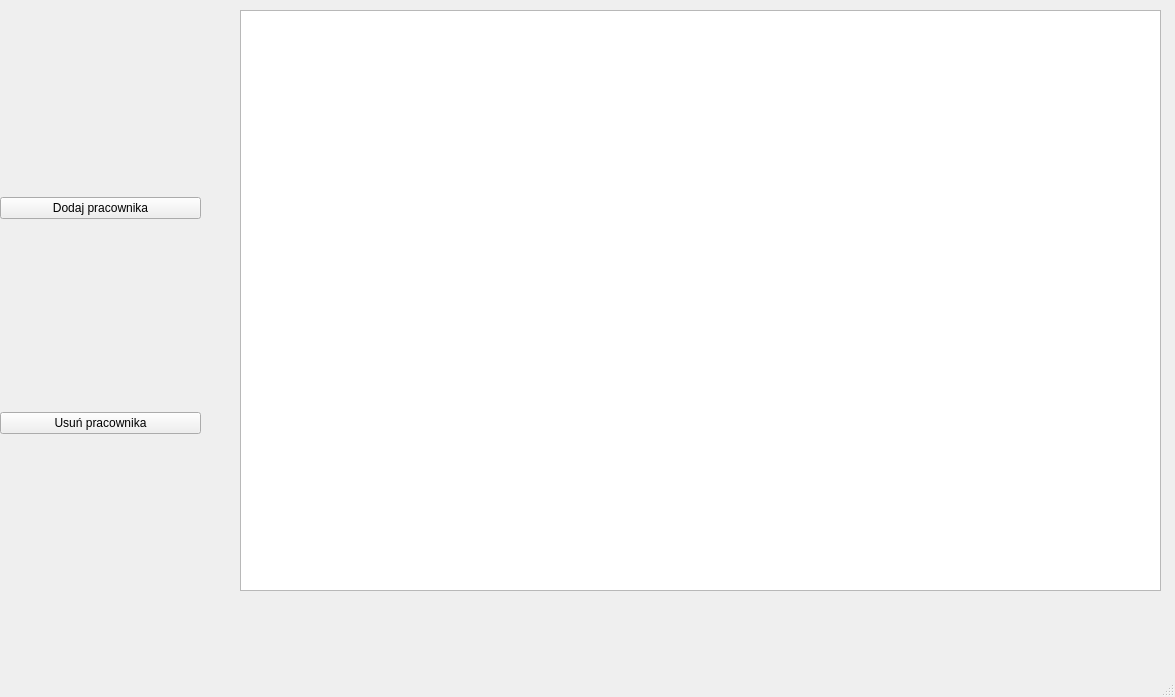
Old version of the form mainwindow.ui in the repository LukasZaw/company-manager-qt.
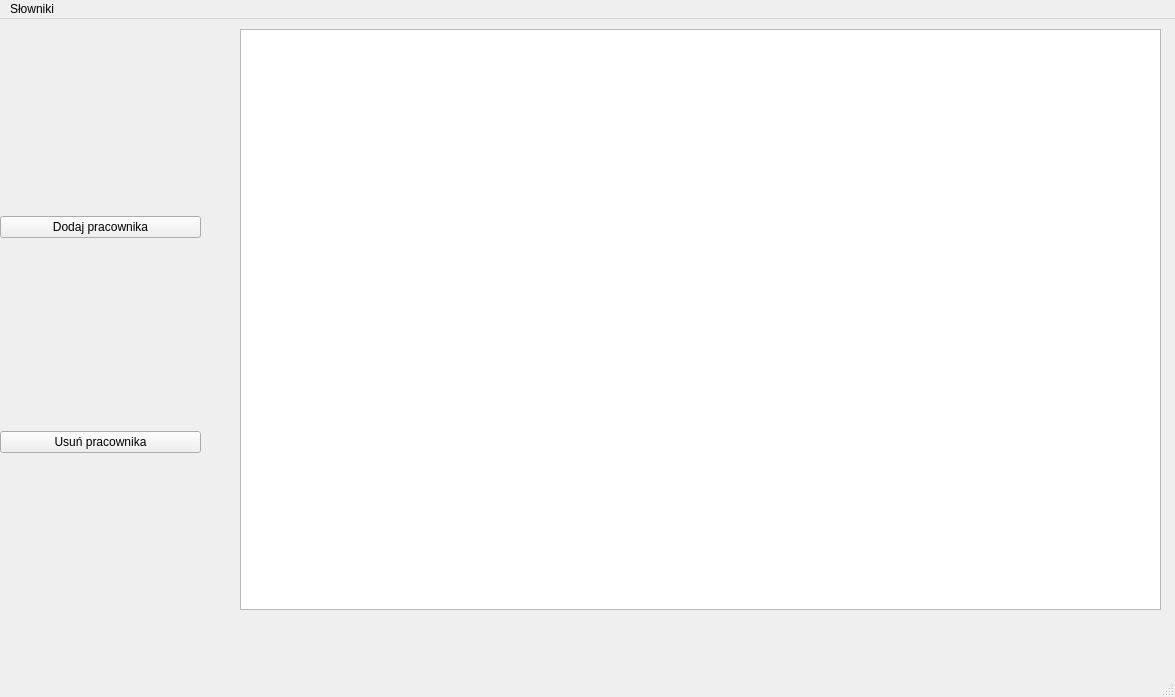
New version of the form.

```diff
--- a/mainwindow.ui
+++ b/mainwindow.ui
@@ -60,6 +60,13 @@
      <height>21</height>
     </rect>
    </property>
+   <widget class="QMenu" name="menuDictionaries">
+    <property name="title">
+     <string>Słowniki</string>
+    </property>
+    <addaction name="actionDepartments"/>
+   </widget>
+   <addaction name="menuDictionaries"/>
   </widget>
   <widget class="QStatusBar" name="statusbar"/>
  </widget>
```
Left out of the diff: 6 changed lines with no effect on the pictures.
